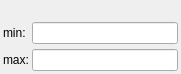
Before: the Qt Designer form emzed/core/explorers/widgets/choose_range.ui in uweschmitt/emzed2, drawn with Qt 5.
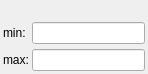
After: the same form once the commit is applied.

Commit message: SSDM-1361 some small layout changes for table explorer

Patch:
```diff
--- a/emzed/core/explorers/widgets/choose_range.ui
+++ b/emzed/core/explorers/widgets/choose_range.ui
@@ -6,16 +6,22 @@
    <rect>
     <x>0</x>
     <y>0</y>
-    <width>181</width>
+    <width>148</width>
     <height>74</height>
    </rect>
   </property>
   <property name="sizePolicy">
-   <sizepolicy hsizetype="Preferred" vsizetype="Preferred">
+   <sizepolicy hsizetype="Expanding" vsizetype="Preferred">
     <horstretch>1</horstretch>
     <verstretch>0</verstretch>
    </sizepolicy>
   </property>
+  <property name="maximumSize">
+   <size>
+    <width>200</width>
+    <height>16777215</height>
+   </size>
+  </property>
   <property name="windowTitle">
    <string>Form</string>
   </property>
@@ -71,7 +77,7 @@
        </property>
        <property name="minimumSize">
         <size>
-         <width>60</width>
+         <width>100</width>
          <height>0</height>
         </size>
        </property>
@@ -85,6 +91,12 @@
          <verstretch>0</verstretch>
         </sizepolicy>
        </property>
+       <property name="minimumSize">
+        <size>
+         <width>100</width>
+         <height>0</height>
+        </size>
+       </property>
       </widget>
      </item>
     </layout>
```
The commit also changes 7 other files.
